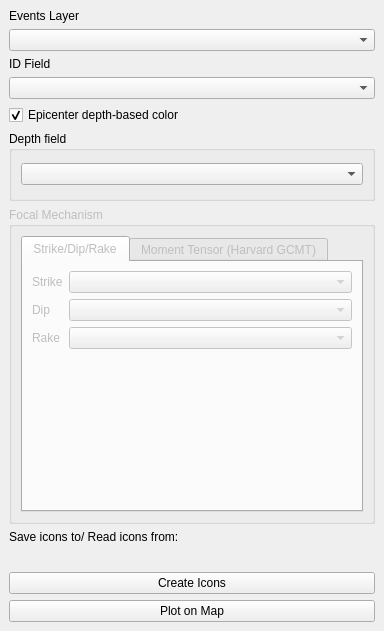
Qt form src/ui/qbeachball_dockwidget_base.ui (lymperis-e/qbeachball) before a commit.
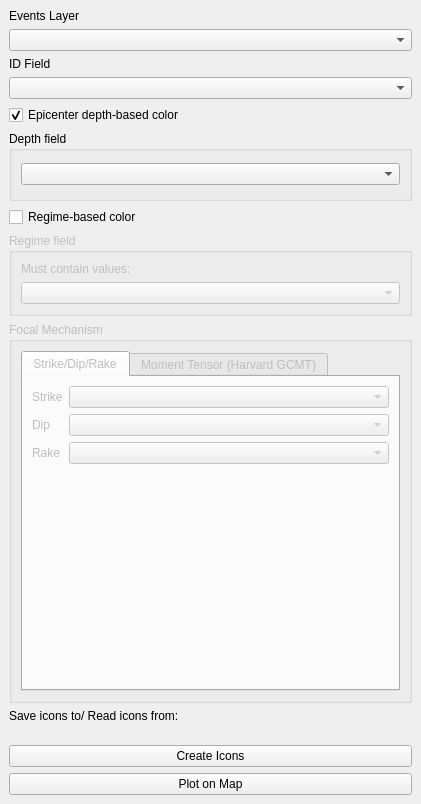
The same form after that commit. Custom widgets are drawn as their Qt base class.

Commit message: v1.2.0: Add regime-based color scheme

Diff of the .ui file:
```diff
--- a/src/ui/qbeachball_dockwidget_base.ui
+++ b/src/ui/qbeachball_dockwidget_base.ui
@@ -6,8 +6,8 @@
    <rect>
     <x>0</x>
     <y>0</y>
-    <width>384</width>
-    <height>631</height>
+    <width>421</width>
+    <height>804</height>
    </rect>
   </property>
   <property name="sizePolicy">
@@ -42,28 +42,28 @@
        <enum>Qt::Horizontal</enum>
       </property>
       <widget class="QWidget" name="widget_14" native="true">
-       <layout class="QFormLayout" name="formLayout">
-        <item row="0" column="0" colspan="2">
+       <layout class="QVBoxLayout" name="verticalLayout_2">
+        <item>
          <widget class="QLabel" name="label_3">
           <property name="text">
            <string>Events Layer</string>
           </property>
          </widget>
         </item>
-        <item row="1" column="0" colspan="2">
+        <item>
          <widget class="QgsMapLayerComboBox" name="events_layer_input"/>
         </item>
-        <item row="2" column="0" colspan="2">
+        <item>
          <widget class="QLabel" name="label_4">
           <property name="text">
            <string>ID Field</string>
           </property>
          </widget>
         </item>
-        <item row="3" column="0" colspan="2">
+        <item>
          <widget class="QgsFieldComboBox" name="id_field_select"/>
         </item>
-        <item row="6" column="0">
+        <item>
          <widget class="QCheckBox" name="depth_color_checkbox">
           <property name="text">
            <string>Epicenter depth-based color</string>
@@ -73,7 +73,82 @@
           </property>
          </widget>
         </item>
-        <item row="10" column="0" colspan="2">
+        <item>
+         <widget class="QGroupBox" name="depth_color_group">
+          <property name="minimumSize">
+           <size>
+            <width>0</width>
+            <height>70</height>
+           </size>
+          </property>
+          <property name="maximumSize">
+           <size>
+            <width>16777215</width>
+            <height>16777215</height>
+           </size>
+          </property>
+          <property name="title">
+           <string>Depth field</string>
+          </property>
+          <layout class="QVBoxLayout" name="verticalLayout">
+           <item>
+            <widget class="QgsFieldComboBox" name="depth_color_field"/>
+           </item>
+          </layout>
+         </widget>
+        </item>
+        <item>
+         <widget class="QCheckBox" name="regime_color_checkbox">
+          <property name="text">
+           <string>Regime-based color</string>
+          </property>
+          <property name="checked">
+           <bool>false</bool>
+          </property>
+         </widget>
+        </item>
+        <item>
+         <widget class="QGroupBox" name="regime_color_group">
+          <property name="enabled">
+           <bool>false</bool>
+          </property>
+          <property name="minimumSize">
+           <size>
+            <width>0</width>
+            <height>70</height>
+           </size>
+          </property>
+          <property name="maximumSize">
+           <size>
+            <width>16777215</width>
+            <height>16777215</height>
+           </size>
+          </property>
+          <property name="title">
+           <string>Regime field</string>
+          </property>
+          <layout class="QVBoxLayout" name="verticalLayout_3">
+           <item>
+            <widget class="QLabel" name="label">
+             <property name="text">
+              <string>Must contain values: </string>
+             </property>
+            </widget>
+           </item>
+           <item>
+            <widget class="QgsFieldComboBox" name="regime_color_field">
+             <property name="minimumSize">
+              <size>
+               <width>0</width>
+               <height>20</height>
+              </size>
+             </property>
+            </widget>
+           </item>
+          </layout>
+         </widget>
+        </item>
+        <item>
          <widget class="QgsCollapsibleGroupBox" name="focal_mechanism_group">
           <property name="enabled">
            <bool>false</bool>
@@ -196,14 +271,21 @@
           </layout>
          </widget>
         </item>
-        <item row="12" column="0">
+        <item>
          <widget class="QLabel" name="label_2">
           <property name="text">
            <string>Save icons to/ Read icons from:</string>
           </property>
          </widget>
         </item>
-        <item row="14" column="0">
+        <item>
+         <widget class="QgsFileWidget" name="svgs_output_widget">
+          <property name="storageMode">
+           <enum>QgsFileWidget::GetDirectory</enum>
+          </property>
+         </widget>
+        </item>
+        <item>
          <spacer name="verticalSpacer">
           <property name="orientation">
            <enum>Qt::Vertical</enum>
@@ -219,51 +301,20 @@
           </property>
          </spacer>
         </item>
-        <item row="15" column="0" colspan="2">
+        <item>
          <widget class="QPushButton" name="btn_make_svgs">
           <property name="text">
            <string>Create Icons</string>
           </property>
          </widget>
         </item>
-        <item row="17" column="0" colspan="2">
+        <item>
          <widget class="QPushButton" name="btn_plot">
           <property name="text">
            <string>Plot on Map</string>
           </property>
          </widget>
         </item>
-        <item row="7" column="0" colspan="2">
-         <widget class="QGroupBox" name="depth_color_group">
-          <property name="minimumSize">
-           <size>
-            <width>0</width>
-            <height>70</height>
-           </size>
-          </property>
-          <property name="maximumSize">
-           <size>
-            <width>16777215</width>
-            <height>16777215</height>
-           </size>
-          </property>
-          <property name="title">
-           <string>Depth field</string>
-          </property>
-          <layout class="QVBoxLayout" name="verticalLayout">
-           <item>
-            <widget class="QgsFieldComboBox" name="depth_color_field"/>
-           </item>
-          </layout>
-         </widget>
-        </item>
-        <item row="13" column="0" colspan="2">
-         <widget class="QgsFileWidget" name="svgs_output_widget">
-          <property name="storageMode">
-           <enum>QgsFileWidget::GetDirectory</enum>
-          </property>
-         </widget>
-        </item>
        </layout>
       </widget>
      </widget>
```
The commit also changes 8 other files.
